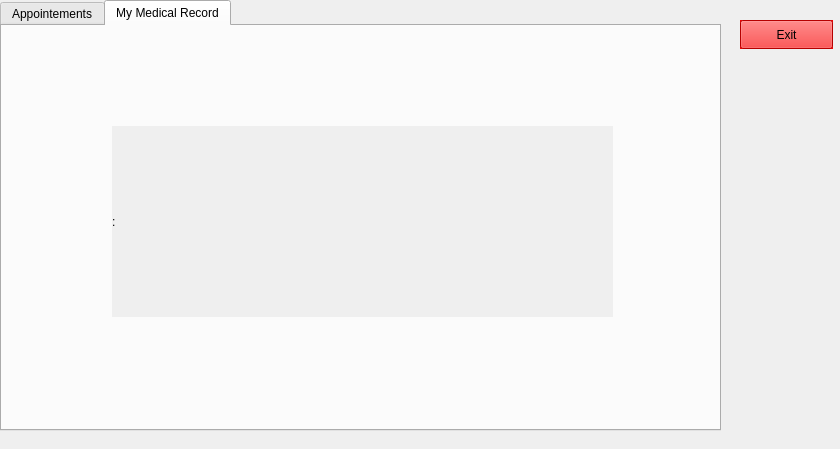
The window that HMS/user.ui (moazelshafey/HMS_CSLab) describes before a commit, drawn with Qt 5.
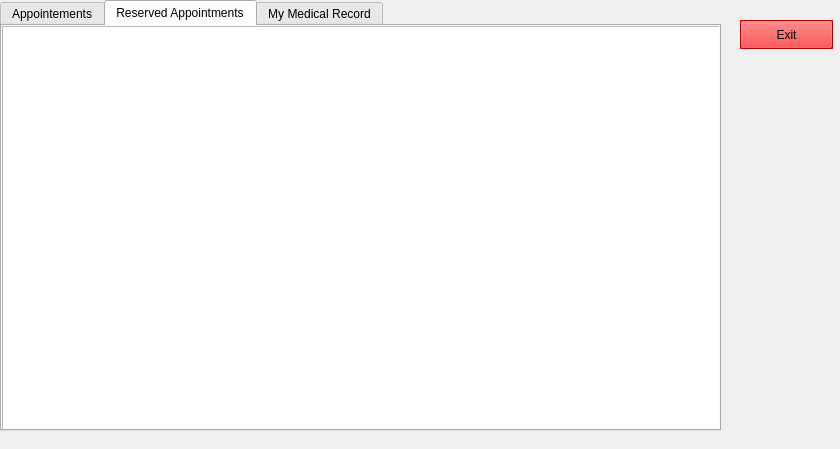
The same window after the commit. Icons and pictures are not drawn.

Diff of the .ui file:
```diff
--- a/HMS/user.ui
+++ b/HMS/user.ui
@@ -53,6 +53,21 @@
      </property>
     </widget>
    </widget>
+   <widget class="QWidget" name="tab_2">
+    <attribute name="title">
+     <string>Reserved Appointments</string>
+    </attribute>
+    <widget class="QTableWidget" name="ownAppointments">
+     <property name="geometry">
+      <rect>
+       <x>0</x>
+       <y>0</y>
+       <width>721</width>
+       <height>411</height>
+      </rect>
+     </property>
+    </widget>
+   </widget>
    <widget class="QWidget" name="tab_4">
     <attribute name="title">
      <string>My Medical Record</string>
```
